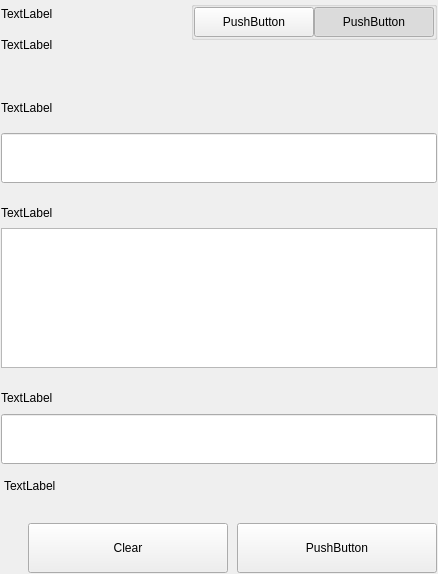
First picture: the form in src/qt/settings/forms/settingssignmessagewidgets.ui, repository eons-finance/ALQO, before the edit.
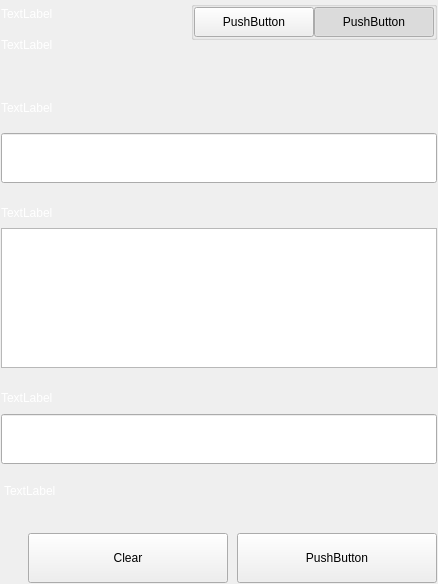
Second picture: the form after the edit.

What changed in the file:
```diff
--- a/src/qt/settings/forms/settingssignmessagewidgets.ui
+++ b/src/qt/settings/forms/settingssignmessagewidgets.ui
@@ -7,7 +7,7 @@
     <x>0</x>
     <y>0</y>
     <width>438</width>
-    <height>574</height>
+    <height>584</height>
    </rect>
   </property>
   <property name="windowTitle">
@@ -74,6 +74,9 @@
              </property>
              <item>
               <widget class="QLabel" name="labelTitle">
+               <property name="styleSheet">
+                <string notr="true">color:white;</string>
+               </property>
                <property name="text">
                 <string>TextLabel</string>
                </property>
@@ -81,6 +84,9 @@
              </item>
              <item>
               <widget class="QLabel" name="labelSubtitle1">
+               <property name="styleSheet">
+                <string notr="true">color:white;</string>
+               </property>
                <property name="text">
                 <string>TextLabel</string>
                </property>
@@ -269,6 +275,9 @@
                 <height>20</height>
                </size>
               </property>
+              <property name="styleSheet">
+               <string notr="true">color:white;</string>
+              </property>
               <property name="text">
                <string>TextLabel</string>
               </property>
@@ -328,6 +337,9 @@
                <height>20</height>
               </size>
              </property>
+             <property name="styleSheet">
+              <string notr="true">color:white;</string>
+             </property>
              <property name="text">
               <string>TextLabel</string>
              </property>
@@ -408,6 +420,9 @@
                 <height>20</height>
                </size>
               </property>
+              <property name="styleSheet">
+               <string notr="true">color:white;</string>
+              </property>
               <property name="text">
                <string>TextLabel</string>
               </property>
@@ -429,7 +444,7 @@
          <item>
           <widget class="QLabel" name="statusLabel_SM">
            <property name="styleSheet">
-            <string notr="true">padding-top:5px;</string>
+            <string notr="true">padding-top:5px; color:white;</string>
            </property>
            <property name="text">
             <string>TextLabel</string>
```
